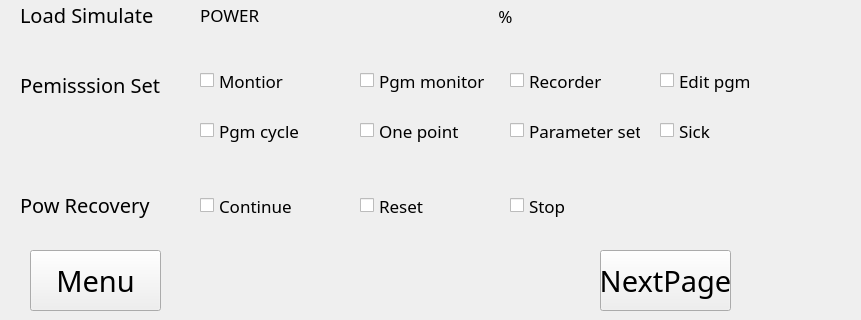
Old version of the form userpasswordpage01.ui in the repository qingdouke/TemakViews; both pictures show x 0 to 861 and y 480 to 800 of the 1280 by 800 pixel window.
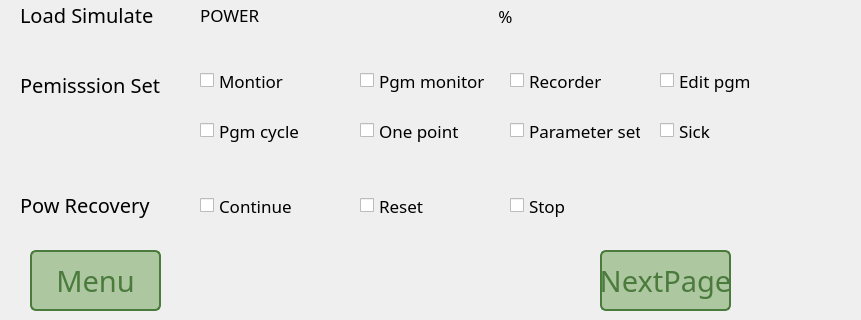
New version of the form.

Diff of the .ui file:
```diff
--- a/userpasswordpage01.ui
+++ b/userpasswordpage01.ui
@@ -124,6 +124,26 @@
       <pointsize>22</pointsize>
      </font>
     </property>
+    <property name="styleSheet">
+     <string notr="true">QPushButton {
+    /* 正常状态 */
+	border:2px solid rgb(74,122,60);
+	background-color:rgb(173,199,160);
+	border-radius:6px;
+    color:rgb(74,122,60);
+}
+
+QPushButton:hover {
+    /* 鼠标停留状态 */
+    background-color: rgb(184, 192, 193);
+}
+
+QPushButton:pressed {
+    /* 鼠标按下状态 */
+
+    background-color: rgb(255,255,255);
+}</string>
+    </property>
     <property name="text">
      <string>Menu</string>
     </property>
@@ -156,6 +176,26 @@
       <pointsize>22</pointsize>
      </font>
     </property>
+    <property name="styleSheet">
+     <string notr="true">QPushButton {
+    /* 正常状态 */
+	border:2px solid rgb(74,122,60);
+	background-color:rgb(173,199,160);
+	border-radius:6px;
+    color:rgb(74,122,60);
+}
+
+QPushButton:hover {
+    /* 鼠标停留状态 */
+    background-color: rgb(184, 192, 193);
+}
+
+QPushButton:pressed {
+    /* 鼠标按下状态 */
+
+    background-color: rgb(255,255,255);
+}</string>
+    </property>
     <property name="text">
      <string>NextPage</string>
     </property>
```
